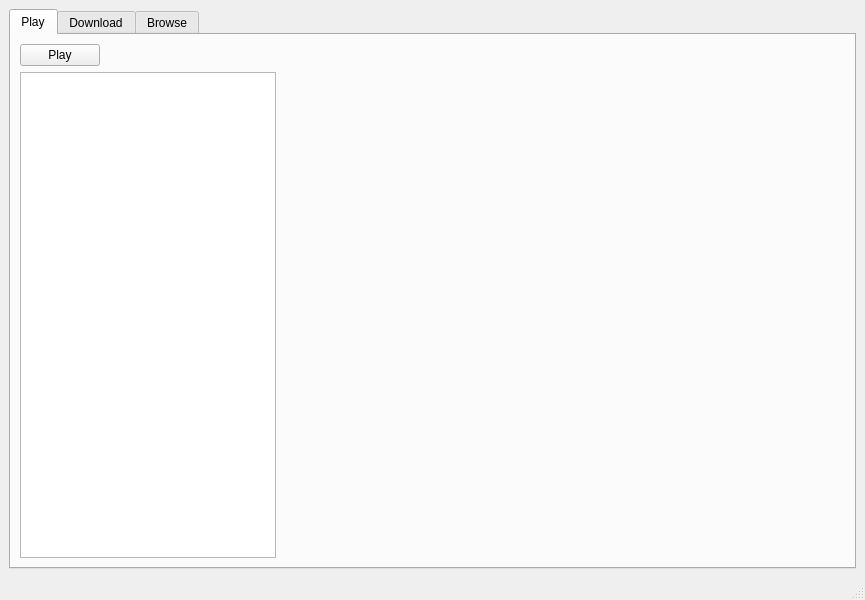
EliasStoffels/MusicApp, file musicapp.ui: the form before one commit.
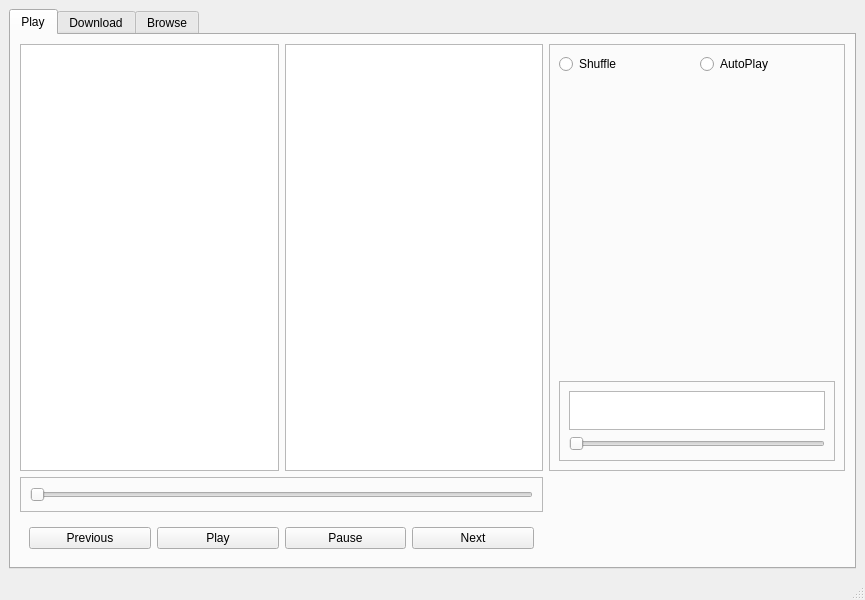
The form after the commit. The open tabs and pages were chosen to show the change.

Patch:
```diff
--- a/musicapp.ui
+++ b/musicapp.ui
@@ -15,7 +15,7 @@
   </property>
   <widget class="QWidget" name="centralwidget">
    <layout class="QGridLayout" name="gridLayout_2">
-    <item row="1" column="0">
+    <item row="0" column="0">
      <widget class="QTabWidget" name="MainTabWidget">
       <property name="currentIndex">
        <number>1</number>
@@ -31,18 +31,170 @@
        <attribute name="title">
         <string>Play</string>
        </attribute>
-       <layout class="QFormLayout" name="formLayout_2">
+       <layout class="QGridLayout" name="gridLayout">
+        <item row="7" column="0" colspan="2">
+         <widget class="QFrame" name="ButtonFrame">
+          <property name="frameShape">
+           <enum>QFrame::Shape::NoFrame</enum>
+          </property>
+          <property name="frameShadow">
+           <enum>QFrame::Shadow::Raised</enum>
+          </property>
+          <layout class="QGridLayout" name="gridLayout_3">
+           <item row="0" column="2">
+            <widget class="QPushButton" name="PauseButton">
+             <property name="text">
+              <string>Pause</string>
+             </property>
+            </widget>
+           </item>
+           <item row="0" column="1">
+            <widget class="QPushButton" name="PlayButton">
+             <property name="text">
+              <string>Play</string>
+             </property>
+             <property name="autoDefault">
+              <bool>false</bool>
+             </property>
+            </widget>
+           </item>
+           <item row="0" column="0">
+            <widget class="QPushButton" name="PreviousButton">
+             <property name="text">
+              <string>Previous</string>
+             </property>
+            </widget>
+           </item>
+           <item row="0" column="3">
+            <widget class="QPushButton" name="NextButton">
+             <property name="text">
+              <string>Next</string>
+             </property>
+            </widget>
+           </item>
+          </layout>
+         </widget>
+        </item>
+        <item row="1" column="0" colspan="2">
+         <widget class="QFrame" name="frame">
+          <property name="frameShape">
+           <enum>QFrame::Shape::StyledPanel</enum>
+          </property>
+          <property name="frameShadow">
+           <enum>QFrame::Shadow::Raised</enum>
+          </property>
+          <layout class="QGridLayout" name="gridLayout_4">
+           <item row="0" column="0">
+            <widget class="QSlider" name="TimelineSlider">
+             <property name="orientation">
+              <enum>Qt::Orientation::Horizontal</enum>
+             </property>
+            </widget>
+           </item>
+          </layout>
+         </widget>
+        </item>
         <item row="0" column="0">
-         <widget class="QPushButton" name="PlayButton">
-          <property name="text">
-           <string>Play</string>
+         <widget class="QListWidget" name="PlaylistView"/>
+        </item>
+        <item row="0" column="2">
+         <widget class="QFrame" name="frame_2">
+          <property name="frameShape">
+           <enum>QFrame::Shape::StyledPanel</enum>
           </property>
-          <property name="autoDefault">
-           <bool>false</bool>
+          <property name="frameShadow">
+           <enum>QFrame::Shadow::Raised</enum>
           </property>
+          <layout class="QGridLayout" name="gridLayout_5">
+           <item row="0" column="0">
+            <widget class="QRadioButton" name="ShuffleRadioButton">
+             <property name="text">
+              <string>Shuffle</string>
+             </property>
+            </widget>
+           </item>
+           <item row="2" column="0" colspan="2">
+            <widget class="QFrame" name="frame_3">
+             <property name="maximumSize">
+              <size>
+               <width>16777215</width>
+               <height>80</height>
+              </size>
+             </property>
+             <property name="frameShape">
+              <enum>QFrame::Shape::StyledPanel</enum>
+             </property>
+             <property name="frameShadow">
+              <enum>QFrame::Shadow::Raised</enum>
+             </property>
+             <layout class="QGridLayout" name="gridLayout_6">
+              <item row="1" column="0">
+               <widget class="QSlider" name="VolumeSlider">
+                <property name="orientation">
+                 <enum>Qt::Orientation::Horizontal</enum>
+                </property>
+               </widget>
+              </item>
+              <item row="0" column="0">
+               <widget class="QTextEdit" name="VolumeText">
+                <property name="sizePolicy">
+                 <sizepolicy hsizetype="Minimum" vsizetype="Expanding">
+                  <horstretch>0</horstretch>
+                  <verstretch>0</verstretch>
+                 </sizepolicy>
+                </property>
+                <property name="minimumSize">
+                 <size>
+                  <width>0</width>
+                  <height>10</height>
+                 </size>
+                </property>
+                <property name="maximumSize">
+                 <size>
+                  <width>16777215</width>
+                  <height>80</height>
+                 </size>
+                </property>
+                <property name="lineWrapMode">
+                 <enum>QTextEdit::LineWrapMode::NoWrap</enum>
+                </property>
+                <property name="readOnly">
+                 <bool>true</bool>
+                </property>
+                <property name="markdown">
+                 <string>Volume
+
+</string>
+                </property>
+               </widget>
+              </item>
+             </layout>
+            </widget>
+           </item>
+           <item row="0" column="1">
+            <widget class="QRadioButton" name="AutoplayRadioButton">
+             <property name="text">
+              <string>AutoPlay</string>
+             </property>
+            </widget>
+           </item>
+           <item row="1" column="0">
+            <spacer name="verticalSpacer">
+             <property name="orientation">
+              <enum>Qt::Orientation::Vertical</enum>
+             </property>
+             <property name="sizeHint" stdset="0">
+              <size>
+               <width>20</width>
+               <height>40</height>
+              </size>
+             </property>
+            </spacer>
+           </item>
+          </layout>
          </widget>
         </item>
-        <item row="1" column="0">
+        <item row="0" column="1">
          <widget class="QListView" name="SongListView"/>
         </item>
        </layout>
```
Left out of the diff: 2 changed lines with no effect on the pictures.
